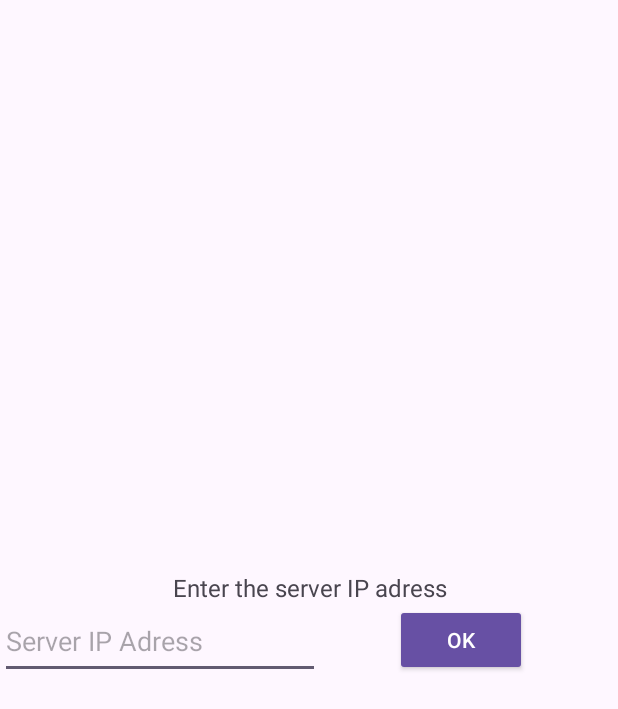
After one commit to teo-ldsm/CaptchaSkipper, an Android app: the Recup_Lien screen opened directly, with no data from a screen before it, on a phone screen of 412 x 824 dp. The commit adds this screen. Shown: the top 709 px of the screen. Run offline under Robolectric (Android 15) with nearby library versions, the phone set to English and light mode, and no system bars; our stand-ins replace Volley.

Commit message:
Ajout recup lien

```diff
--- a/app/src/main/AndroidManifest.xml
+++ b/app/src/main/AndroidManifest.xml
@@ -1,6 +1,8 @@
 <?xml version="1.0" encoding="utf-8"?>
 <manifest xmlns:android="http://schemas.android.com/apk/res/android"
         xmlns:tools="http://schemas.android.com/tools">
+
+    <uses-permission android:name="android.permission.INTERNET"/>
 
     <application
             android:allowBackup="true"
@@ -12,6 +14,9 @@
             android:supportsRtl="true"
             android:theme="@style/Theme.CaptchaSkipper"
             tools:targetApi="31">
+        <activity
+                android:name=".Recup_Lien"
+                android:exported="false" />
         <activity
                 android:name=".Web_Wiewer"
                 android:exported="false" />
--- /dev/null
+++ b/app/src/main/java/com/teo/captchaskipper/Recup_Lien.java
@@ -0,0 +1,78 @@
+package com.teo.captchaskipper;
+
+import androidx.appcompat.app.AppCompatActivity;
+
+import android.os.Bundle;
+
+import android.util.Log;
+import android.view.View;
+import android.widget.Button;
+import android.widget.EditText;
+import android.widget.Toast;
+import com.android.volley.Request;
+import com.android.volley.RequestQueue;
+import com.android.volley.Response;
+import com.android.volley.toolbox.JsonObjectRequest;
+import com.android.volley.toolbox.Volley;
+import org.json.JSONException;
+import org.json.JSONObject;
+
+
+public class Recup_Lien extends AppCompatActivity {
+
+
+    @Override
+    protected void onCreate(Bundle savedInstanceState) {
+        super.onCreate(savedInstanceState);
+        setContentView(R.layout.activity_recup_lien);
+
+        Button getlink = (Button) findViewById(R.id.btn_ok);
+
+        getlink.setOnClickListener(new View.OnClickListener() {
+            @Override
+            public void onClick(View view) {
+
+                get_link();
+
+                System.out.println();
+
+        }});
+
+
+
+    }
+
+    private void get_link() {
+
+
+        EditText simpleEditText = (EditText) findViewById(R.id.input_ip_adress);
+        String ip_adress = simpleEditText.getText().toString();
+
+        RequestQueue volleyQueue = Volley.newRequestQueue(Recup_Lien.this);
+        String url = "http://" + ip_adress + ""; // TODO Mettre l'URL de l'API Flask
+
+        JsonObjectRequest jsonObjectRequest = new JsonObjectRequest(
+
+                Request.Method.GET,
+                url,
+                null,
+                (Response.Listener<JSONObject>) response -> {
+
+                    String captcha_url;
+                    try {
+
+                        captcha_url = response.getString("message");
+
+                    } catch (JSONException e) {
+                        e.printStackTrace();
+                    }
+                },
+                (Response.ErrorListener) error -> {
+                    Toast.makeText(Recup_Lien.this, "Some error occurred! Cannot fetch captcha URL", Toast.LENGTH_LONG).show();
+                    Log.e("MainActivity", "error: ${error.localizedMessage}");
+                }
+        );
+        volleyQueue.add(jsonObjectRequest);
+
+    }
+}
--- a/app/src/main/java/com/teo/captchaskipper/Web_Wiewer.java
+++ b/app/src/main/java/com/teo/captchaskipper/Web_Wiewer.java
@@ -18,6 +18,5 @@ public class Web_Wiewer extends AppCompatActivity {
         setContentView(R.layout.activity_web_wiewer);
 
 
-
     }
 }
--- a/app/src/main/res/layout/activity_main.xml
+++ b/app/src/main/res/layout/activity_main.xml
@@ -16,7 +16,7 @@
         app:layout_constraintTop_toTopOf="parent" />
 
     <Button
-            android:text="Button"
+            android:text="@string/start"
             android:layout_width="wrap_content"
             android:layout_height="wrap_content"
             android:id="@+id/start_btn"
--- /dev/null
+++ b/app/src/main/res/layout/activity_recup_lien.xml
@@ -0,0 +1,70 @@
+<?xml version="1.0" encoding="utf-8"?>
+<LinearLayout xmlns:android="http://schemas.android.com/apk/res/android"
+        xmlns:tools="http://schemas.android.com/tools"
+        android:layout_width="match_parent"
+        android:layout_height="match_parent"
+        android:gravity="center"
+        android:orientation="vertical"
+
+    >
+
+    <TextView
+            android:layout_width="match_parent"
+            android:layout_height="wrap_content"
+            android:textAlignment="center"
+            android:text="@string/enter_ip_adress"
+            android:textSize="16sp"
+            android:layout_marginTop="10dp"
+            />
+
+    <RelativeLayout
+            android:layout_width="match_parent"
+            android:layout_height="wrap_content"
+            android:id="@+id/bloc_text_btn"
+            android:gravity="start"
+        >
+
+        <EditText
+                android:layout_width="wrap_content"
+                android:layout_height="50dp"
+                android:inputType="text"
+                android:hint="@string/ip_adress"
+                android:ems="10"
+                android:id="@+id/input_ip_adress"
+                android:autofillHints="Server IP Adress"
+                tools:ignore="LabelFor"
+                />
+
+        <Button
+                android:layout_width="wrap_content"
+                android:layout_height="wrap_content"
+                android:id="@+id/btn_ok"
+                android:layout_marginStart="50dp"
+                android:layout_toEndOf="@id/input_ip_adress"
+                android:text="OK"
+                style="@style/Widget.AppCompat.Button" />
+
+    </RelativeLayout>
+
+    <ProgressBar
+            android:layout_width="match_parent"
+            android:layout_height="wrap_content"
+            android:layout_gravity="center"
+            android:progressTint="#673AB7"
+            android:visibility="gone"
+            />
+
+    <TextView
+            android:text="@string/getting_link"
+            android:textAlignment="center"
+            android:layout_width="match_parent"
+            android:layout_height="wrap_content"
+            android:id="@+id/textView"
+            android:layout_gravity="center"
+            android:visibility="gone"
+            />
+
+
+
+
+</LinearLayout>
--- a/app/src/main/res/values/strings.xml
+++ b/app/src/main/res/values/strings.xml
@@ -1,3 +1,8 @@
 <resources>
     <string name="app_name">Captcha Skipper</string>
+    <string name="start">Start</string>
+    <string name="done">Done</string>
+    <string name="getting_link">Getting Link</string>
+    <string name="ip_adress">Server IP Adress</string>
+    <string name="enter_ip_adress">Enter the server IP adress</string>
 </resources>
```
Also changed, not shown: app/build.gradle (+6 -5 lines), app/src/main/java/com/teo/captchaskipper/MainActivity.java (+5 -4 lines), app/src/main/res/layout/activity_web_wiewer.xml (+22 -12 lines), 2 other files.
